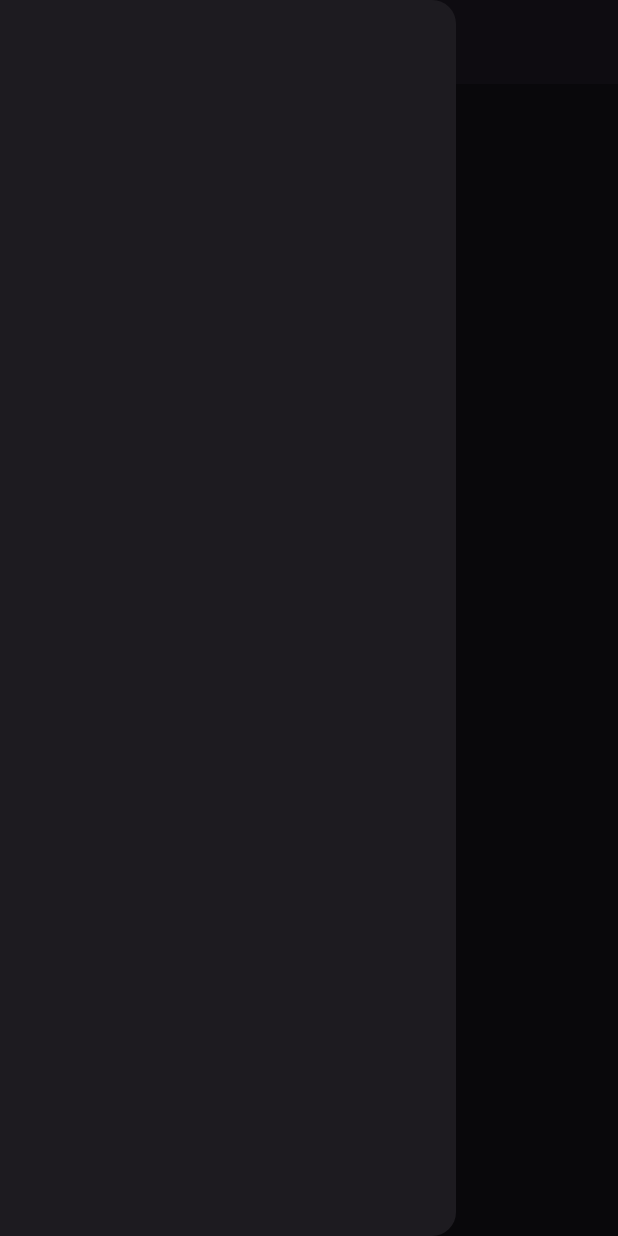
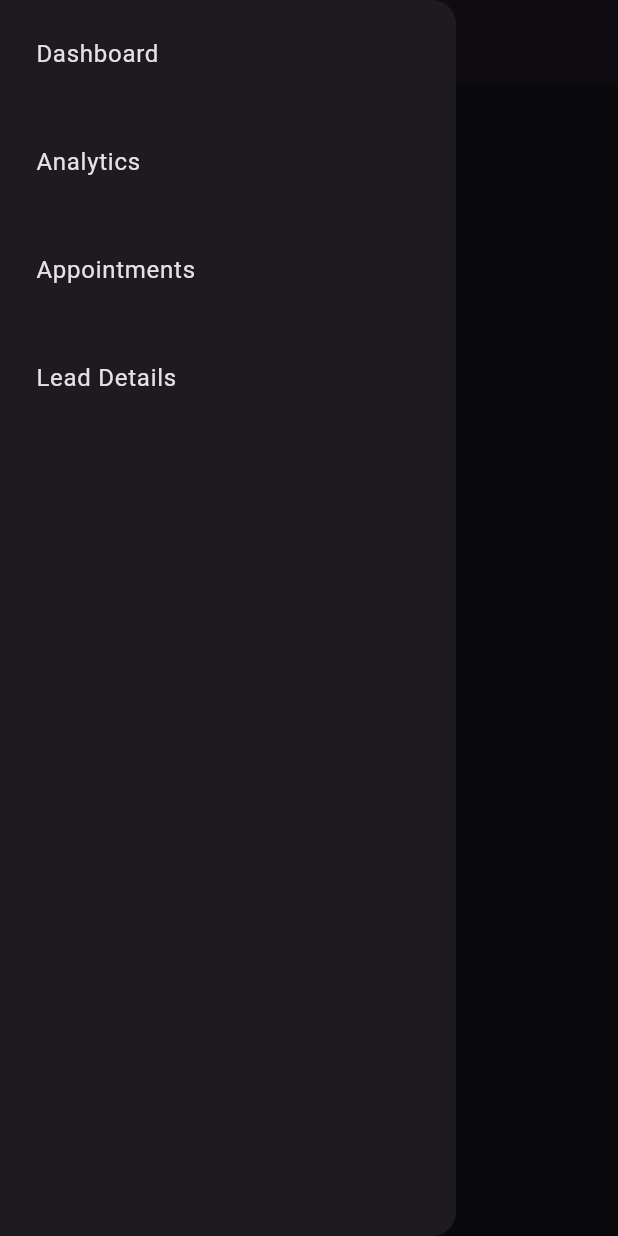
Before and after one commit to zekDRACULA/random, a Flutter app: the screen it shows after launch, with the side drawer open, on a phone screen of 412 x 824 dp. Run offline on Flutter 3.47's test engine with Material 3 defaults, Android fonts, the phone set to English and light mode, and no system bars.

Commit message:
nothing huge has been gained but still working

```diff
--- a/lib/main.dart
+++ b/lib/main.dart
@@ -9,7 +9,7 @@ class MyApp extends StatelessWidget {
     return MaterialApp(
       debugShowCheckedModeBanner: false,
       theme: ThemeData.dark(useMaterial3: true),
-      home: const Dashboard(),
+      home:  Dashboard(),
     );
   }
 }
--- /dev/null
+++ b/lib/screens/Analytics.dart
@@ -0,0 +1,12 @@
+import 'package:flutter/material.dart';
+
+class Analytics extends StatelessWidget {
+  const Analytics({super.key});
+
+  @override
+  Widget build(BuildContext context) {
+    return const Scaffold(
+
+    );
+  }
+}
--- /dev/null
+++ b/lib/screens/Appointments.dart
@@ -0,0 +1,10 @@
+import 'package:flutter/material.dart';
+
+class Appointments extends StatelessWidget {
+  const Appointments({super.key});
+
+  @override
+  Widget build(BuildContext context) {
+    return const Placeholder();
+  }
+}
--- a/lib/screens/Dashboard.dart
+++ b/lib/screens/Dashboard.dart
@@ -1,7 +1,12 @@
 import 'package:flutter/material.dart';
+import 'package:random/screens/Analytics.dart';
+import 'package:random/screens/Appointments.dart';
+import 'package:random/screens/LeadDetails.dart';
 
 class Dashboard extends StatelessWidget {
-  const Dashboard({super.key});
+
+  final List drawerOptions = ["Dashboard", "Analytics", "Appointments", "Lead Details"];
+   Dashboard({super.key});
 
   @override
   Widget build(BuildContext context) {
@@ -10,7 +15,63 @@ class Dashboard extends StatelessWidget {
         title: Text("Dashboard"),
         elevation: 1,
       ),
-      drawer: Drawer(),
+      drawer: Drawer(
+        child: ListView.builder(
+            itemCount: drawerOptions.length,
+            itemBuilder: (context, index){
+              return drawerOptionView(optionName: drawerOptions[index],);
+            }),
+      ),
     );
   }
 }
+
+class drawerOptionView extends StatelessWidget {
+
+  final String optionName;
+  const drawerOptionView({super.key, required this.optionName});
+
+  @override
+  Widget build(BuildContext context) {
+
+    return Padding(
+        padding: const EdgeInsets.all(8.0),
+        child: ListTile(
+          title: Text(optionName),
+          onTap:(){
+            Navigator.pop(context);
+            switch(optionName){
+              case "Dashboard" :
+                Navigator.push(context,
+                    MaterialPageRoute(builder: (context) => Dashboard()),
+                );
+                break;
+
+              case "Analytics" :
+                Navigator.push(context,
+                    MaterialPageRoute(builder: (context) => Analytics()),
+                );
+                break;
+
+              case "Appointments" :
+                Navigator.push(context,
+                    MaterialPageRoute(builder: (context) => Appointments())
+                );
+                break;
+
+              case "Lead Details" :
+                Navigator.push(context,
+                  MaterialPageRoute(builder: (context) => LeadDetails())
+                );
+                break;
+
+              default:
+                Navigator.push(context,
+                    MaterialPageRoute(builder: (context) => Dashboard())
+                );
+            }
+          }
+    )
+    );
+  }
+}
```
Also changed, not shown: lib/screens/LeadDetails.dart (added, +10 -0 lines).
